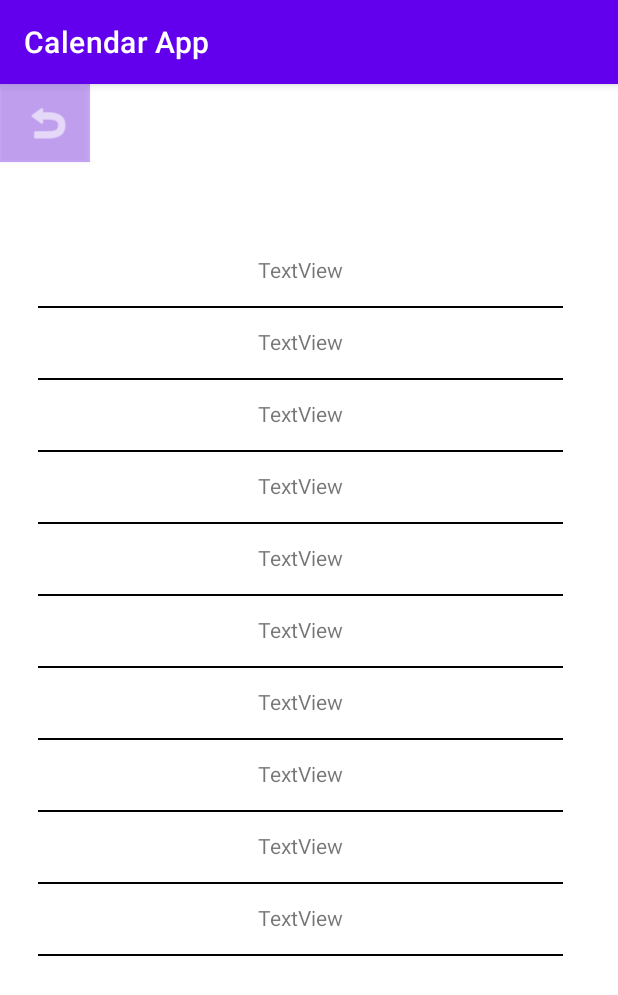
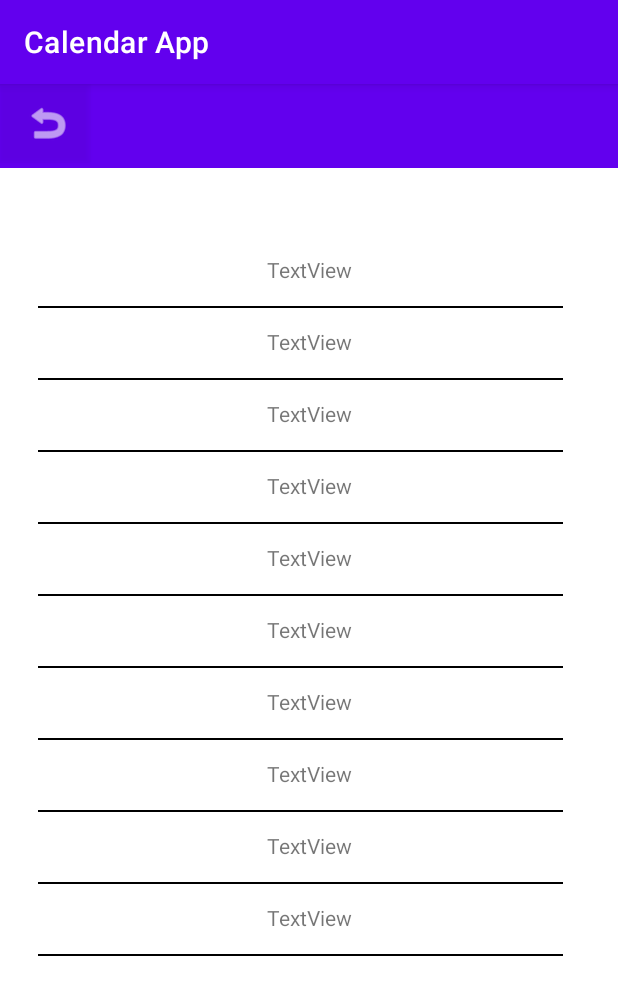
Before and after one commit to anon-spec/Calendar_App, an Android app: the screen it shows after launch (notificationsActivity), after a tap on "HOME", on a phone screen of 412 x 824 dp. Shown: the top 995 px of the screen. Run offline under Robolectric (Android 15) with nearby library versions, the phone set to English and light mode, and no system bars.

Commit message:
Outputs title from event creation

```diff
--- a/app/src/main/java/com/example/calendarapp/ui/slideshow/calendarActivity.java
+++ b/app/src/main/java/com/example/calendarapp/ui/slideshow/calendarActivity.java
@@ -22,13 +22,17 @@ import java.text.SimpleDateFormat;
 import java.util.Calendar;
 import java.util.Date;
 import java.util.Locale;
+import java.util.HashMap;
 
 
 public class calendarActivity extends AppCompatActivity {
 
-    CalendarView calendarView;
+    public static CalendarView calendarView;
     TextView date_view;
-    Calendar calendar;
+    TextView eventView;
+    static Calendar calendar;
+
+    HashMap <String, String> eventMap;
 
 
     @Override
@@ -51,12 +55,25 @@ public class calendarActivity extends AppCompatActivity {
         calendar = Calendar.getInstance();
 
 
+    eventView = findViewById(R.id.event_view);
+    String i = getIntent().getStringExtra("key");
+    eventView.setText(i);
+
+    TextView eventViewTime = findViewById(R.id.event_viewTime);
+    String j = getIntent().getStringExtra("timeKey");
+    eventViewTime.setText(j);
+
+
+
+
 
         calendarView.setOnDateChangeListener(new CalendarView.OnDateChangeListener(){
             @Override
             public void onSelectedDayChange(@NonNull CalendarView view, int day, int month, int year){
                 String Date = month + 1 + "-" + year + "-" + day;
-                //date_view.setText(Date);
+                //testing this
+                //checkEvent(month, year, day);
+
                 Toast.makeText(getBaseContext(), Date, Toast.LENGTH_SHORT).show();
             }
         });
@@ -68,6 +85,7 @@ public class calendarActivity extends AppCompatActivity {
         newEvent.setOnClickListener(new View.OnClickListener() {
             @Override
             public void onClick(View v) { //changes screen to menu
+
                 Intent eventScreen = new Intent(calendarActivity.this, EventActivity.class);
                 startActivity(eventScreen);
             }
@@ -93,9 +111,19 @@ public class calendarActivity extends AppCompatActivity {
                 return true;
             }
         });
+/*
+        eventView = findViewById(R.id.event_view);
+        String i = getIntent().getStringExtra("key");
+        eventView.setText(i);
+*/
 
+    }
 
-
+    //attempting to add text to eventview under calendar in calendar_layout
+    public void setEventView(){
+        //get date, set event to date
+        String testing = getIntent().getStringExtra("key");
+        eventView.setText(testing);
     }
 
     public void getDate(){
@@ -105,12 +133,17 @@ public class calendarActivity extends AppCompatActivity {
         String selected_date = simpledateformat.format(calendar.getTime());
         Toast.makeText(this, selected_date, Toast.LENGTH_SHORT).show();
     }
-    public void setDate(int day, int month, int year) {
+   /* public static void setDate(int day, int month, int year) {
         calendar.set(Calendar.YEAR, year);
         calendar.set(Calendar.MONTH, month - 1);
         calendar.set(Calendar.DAY_OF_MONTH, day);
         long milli = calendar.getTimeInMillis();
-        calendarView.setDate(milli);
+
+        //calendarView.setDate(milli);
+
+    }*/
+    public void checkEvent(int month, int day, int year){
+        String Date = month + 1 + "-" + day + "-" + year;
 
     }
 
--- a/app/src/main/res/layout/notifications.xml
+++ b/app/src/main/res/layout/notifications.xml
@@ -6,6 +6,7 @@
     xmlns:tools="http://schemas.android.com/tools"
     tools:context=".MainActivity">
 
+    <include layout="@layout/toolbar"/>
     <Button
         android:id="@+id/backButtonNotifications"
         android:layout_width="60dp"
@@ -17,9 +18,8 @@
 
     <TextView
         android:id="@+id/notification1"
-        android:layout_width="350dp"
+        android:layout_width="match_parent"
         android:layout_height="48dp"
-        android:layout_marginStart="25dp"
         android:layout_marginTop="100dp"
         android:gravity="center"
         android:text="TextView"
@@ -38,9 +38,8 @@
 
     <TextView
         android:id="@+id/notification2"
-        android:layout_width="350dp"
+        android:layout_width="match_parent"
         android:layout_height="48dp"
-        android:layout_marginStart="25dp"
         android:layout_marginTop="148dp"
         android:gravity="center"
         android:text="TextView"
@@ -58,9 +57,8 @@
 
     <TextView
         android:id="@+id/notification3"
-        android:layout_width="350dp"
+        android:layout_width="match_parent"
         android:layout_height="48dp"
-        android:layout_marginStart="25dp"
         android:layout_marginTop="196dp"
         android:gravity="center"
         android:text="TextView"
@@ -78,9 +76,8 @@
 
     <TextView
         android:id="@+id/notification4"
-        android:layout_width="350dp"
+        android:layout_width="match_parent"
         android:layout_height="48dp"
-        android:layout_marginStart="25dp"
         android:layout_marginTop="244dp"
         android:gravity="center"
         android:text="TextView"
@@ -98,9 +95,8 @@
 
     <TextView
         android:id="@+id/notification5"
-        android:layout_width="350dp"
+        android:layout_width="match_parent"
         android:layout_height="48dp"
-        android:layout_marginStart="25dp"
         android:layout_marginTop="292dp"
         android:gravity="center"
         android:text="TextView"
@@ -118,9 +114,8 @@
 
     <TextView
         android:id="@+id/notification6"
-        android:layout_width="350dp"
+        android:layout_width="match_parent"
         android:layout_height="48dp"
-        android:layout_marginStart="25dp"
         android:layout_marginTop="340dp"
         android:gravity="center"
         android:text="TextView"
@@ -138,9 +133,8 @@
 
     <TextView
         android:id="@+id/notification7"
-        android:layout_width="350dp"
+        android:layout_width="match_parent"
         android:layout_height="48dp"
-        android:layout_marginStart="25dp"
         android:layout_marginTop="388dp"
         android:gravity="center"
         android:text="TextView"
@@ -158,9 +152,8 @@
 
     <TextView
         android:id="@+id/notification8"
-        android:layout_width="350dp"
+        android:layout_width="match_parent"
         android:layout_height="48dp"
-        android:layout_marginStart="25dp"
         android:layout_marginTop="436dp"
         android:gravity="center"
         android:text="TextView"
@@ -178,9 +171,8 @@
 
     <TextView
         android:id="@+id/notification9"
-        android:layout_width="350dp"
+        android:layout_width="match_parent"
         android:layout_height="48dp"
-        android:layout_marginStart="25dp"
         android:layout_marginTop="484dp"
         android:gravity="center"
         android:text="TextView"
@@ -198,9 +190,8 @@
 
     <TextView
         android:id="@+id/notification10"
-        android:layout_width="350dp"
+        android:layout_width="match_parent"
         android:layout_height="48dp"
-        android:layout_marginStart="25dp"
         android:layout_marginTop="532dp"
         android:gravity="center"
         android:text="TextView"
```
Also changed, not shown: app/src/main/java/com/example/calendarapp/ui/home/Event.java (deleted, +0 -25 lines), app/src/main/java/com/example/calendarapp/ui/home/EventActivity.java (+47 -5 lines), app/src/main/res/layout/calendarlayout.xml (+15 -3 lines).
